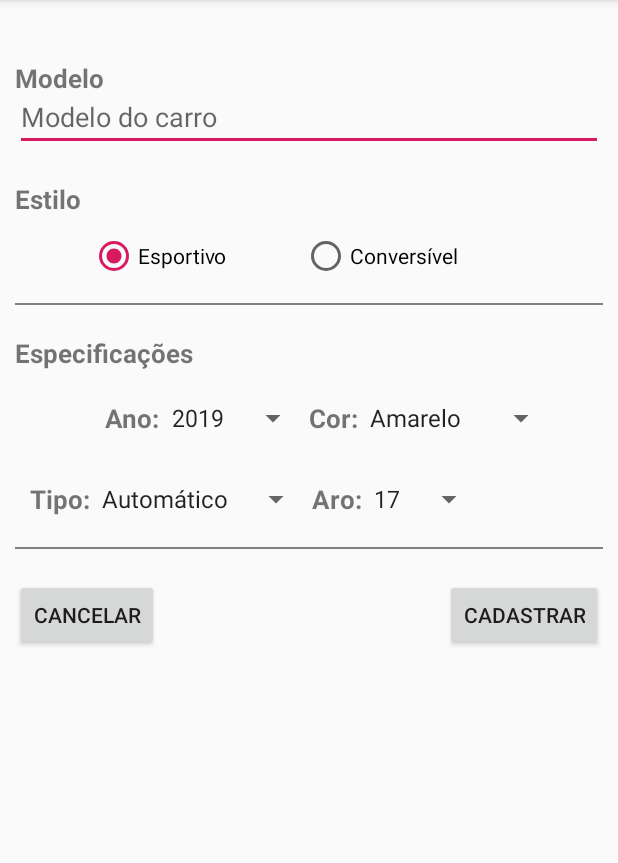
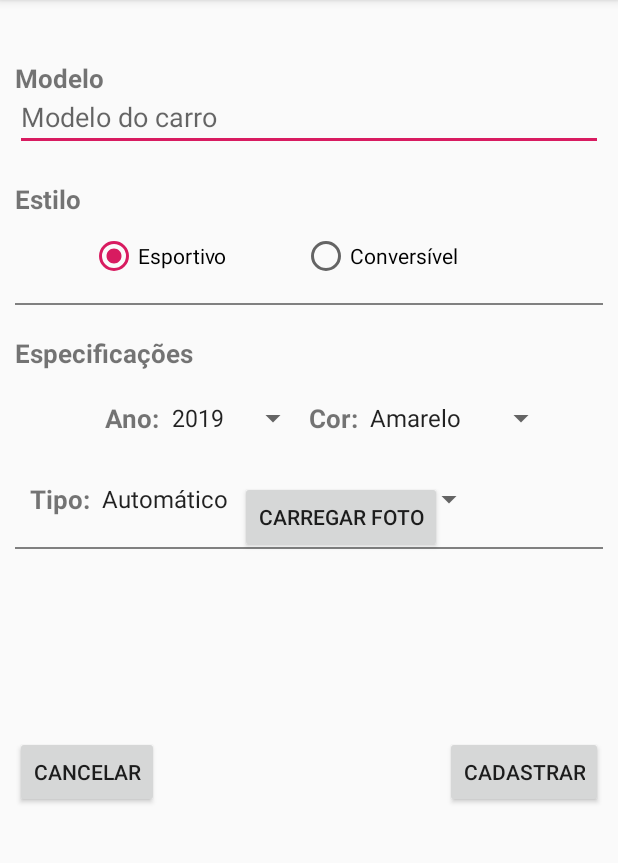
Before and after one commit to AlfredoFilho/Trabalho_Android, an Android app: the screen it shows after launch (MainActivity), in the side drawer, after a tap on "Vender", on a phone screen of 412 x 824 dp, the part 84-947 px from its top. Run offline under Robolectric (Android 15) with nearby library versions, the phone set to English and light mode, and no system bars.

Commit message:
Add acesso galeria

```diff
--- a/Lahay_Cars/app/src/main/AndroidManifest.xml
+++ b/Lahay_Cars/app/src/main/AndroidManifest.xml
@@ -1,6 +1,7 @@
 <?xml version="1.0" encoding="utf-8"?>
 <manifest xmlns:android="http://schemas.android.com/apk/res/android"
     package="trabalho_a193532_c195741.ft.unicamp">
+    <uses-permission android:name="android.permission.READ_EXTERNAL_STORAGE"/>
 
     <application
         android:allowBackup="true"
--- a/Lahay_Cars/app/src/main/java/trabalho_a193532_c195741/ft/unicamp/carros/venda/VendaFragment.java
+++ b/Lahay_Cars/app/src/main/java/trabalho_a193532_c195741/ft/unicamp/carros/venda/VendaFragment.java
@@ -1,14 +1,24 @@
 package trabalho_a193532_c195741.ft.unicamp.carros.venda;
 
 
+import android.content.Intent;
+import android.database.Cursor;
+import android.graphics.Bitmap;
+import android.graphics.BitmapFactory;
+import android.media.Image;
+import android.net.Uri;
 import android.os.Bundle;
+import android.provider.MediaStore;
 import android.support.v4.app.Fragment;
 import android.view.LayoutInflater;
 import android.view.View;
 import android.view.ViewGroup;
 import android.widget.Button;
+import android.widget.ImageView;
 
 import trabalho_a193532_c195741.ft.unicamp.R;
+
+import static android.app.Activity.RESULT_OK;
 
 /**
  * A simple {@link Fragment} subclass.
@@ -17,20 +27,28 @@ public class VendaFragment extends Fragment {
 
     private Button cancelarBtnVenda;
     private View view;
+    private ImageView fotocarro;
+    private final int GALERIA_IMAGENS = 1;
 
     public VendaFragment() {
         // Required empty public constructor
     }
 
+    public void setImageGaleria(Bitmap fotoCarro){
+        fotocarro.setImageBitmap(fotoCarro);
+    }
+
 
     @Override
-    public View onCreateView(LayoutInflater inflater, ViewGroup container,
-                             Bundle savedInstanceState) {
+    public View onCreateView(LayoutInflater inflater, ViewGroup container, Bundle savedInstanceState) {
 
      if (view == null){
          view = inflater.inflate(R.layout.fragment_venda, container, false);
 
          cancelarBtnVenda = (Button) view.findViewById(R.id.CancelarVenda);
+         fotocarro = (ImageView) view.findViewById(R.id.imagemCarro);
+         Button carregarFoto = (Button) view.findViewById(R.id.btnImagem);
+
 
          cancelarBtnVenda.setOnClickListener(new View.OnClickListener() {
              @Override
@@ -38,8 +56,17 @@ public class VendaFragment extends Fragment {
                 getActivity().onBackPressed();
              }
          });
+
+         carregarFoto.setOnClickListener(abrirGaleria);
      }
         return view;
     }
 
+    View.OnClickListener abrirGaleria = new View.OnClickListener(){
+        @Override
+        public void onClick(View v){
+            Intent  intent = new Intent(Intent.ACTION_PICK, MediaStore.Images.Media.EXTERNAL_CONTENT_URI);
+            getActivity().startActivityForResult(intent,GALERIA_IMAGENS);
+        }
+    };
 }
--- a/Lahay_Cars/app/src/main/res/layout/fragment_venda.xml
+++ b/Lahay_Cars/app/src/main/res/layout/fragment_venda.xml
@@ -184,10 +184,11 @@
                     android:id="@+id/linha2"/>
 
 
+
                 <LinearLayout
                     android:layout_width="match_parent"
                     android:layout_height="wrap_content"
-                    android:layout_below="@id/linha2"
+                    android:layout_below="@id/linha3"
                     android:layout_marginTop="20dp">
 
                     <LinearLayout
@@ -211,6 +212,29 @@
 
                 </LinearLayout>
 
+                <LinearLayout
+                    android:layout_width="match_parent"
+                    android:layout_height="match_parent"
+                    android:id="@+id/linha3"
+                    android:orientation="horizontal">
+
+                    <ImageView
+                        android:id="@+id/ImgCarro"
+                        android:layout_width="150dp"
+                        android:layout_height="150dp">
+                    </ImageView>
+
+                    <Button
+                        android:text="Carregar foto"
+                        android:id="@+id/btnImagem"
+                        android:layout_width="wrap_content"
+                        android:layout_height="wrap_content">
+                    </Button>
+
+
+                </LinearLayout>
+
+
             </RelativeLayout>
 
         </RelativeLayout>
```
Also changed, not shown: Lahay_Cars/app/src/main/java/trabalho_a193532_c195741/ft/unicamp/MainActivity.java (+43 -3 lines).
